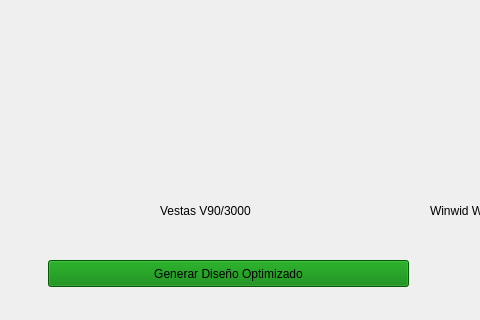
Before: the Qt Designer form app/parque_eolico.ui in nahuelmariani/algoritmosgeneticos_TPI, drawn with Qt 5; both pictures show x 170 to 650 and y 330 to 650 of the 800 by 650 pixel window.
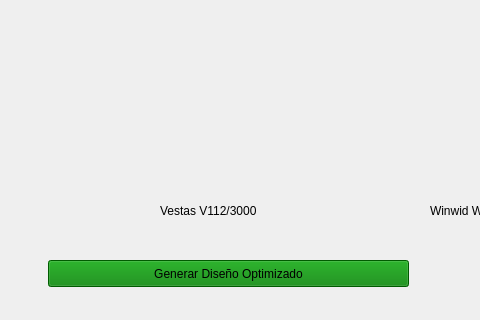
After: the same form once the commit is applied. Icons and pictures are not drawn.

Commit message: Cambia modelo vestas

```diff
--- a/app/parque_eolico.ui
+++ b/app/parque_eolico.ui
@@ -127,7 +127,7 @@
 background-color: rgba( 255, 255, 255, 0% );</string>
     </property>
     <property name="text">
-     <string>Vestas V90/3000</string>
+     <string>Vestas V112/3000</string>
     </property>
     <attribute name="buttonGroup">
      <string notr="true">select_aerogenerador</string>
```
The commit also changes 2 other files.
